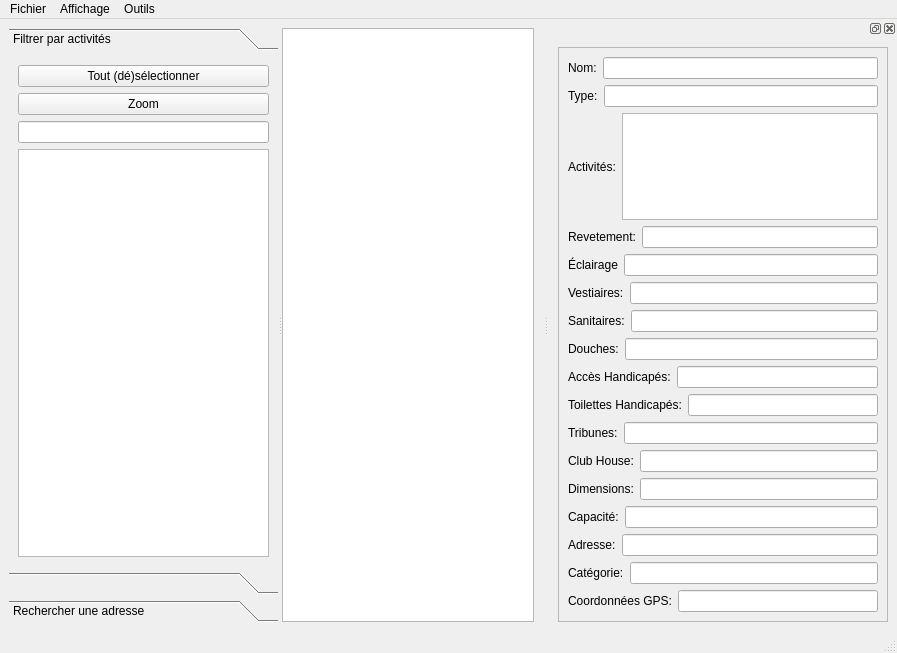
Old version of the form interface.ui in the repository Fabien-B/Projet-Python.
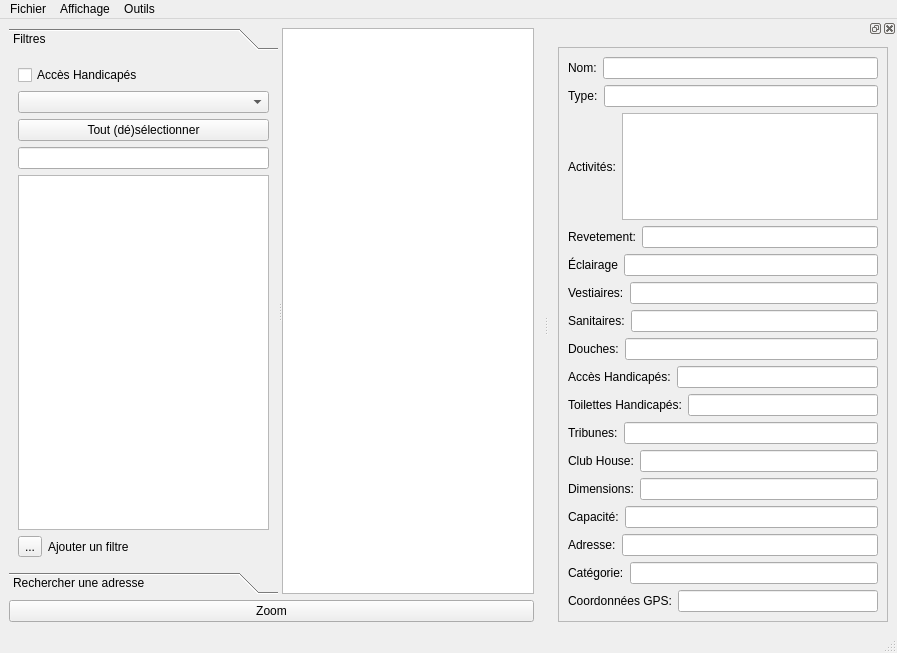
New version of the form. Icons and pictures are not drawn. Custom widgets are drawn as their Qt base class.

Commit message: suppression de la première page de filtres

Diff of the .ui file:
```diff
--- a/interface.ui
+++ b/interface.ui
@@ -30,63 +30,17 @@
        <property name="toolTip">
         <string/>
        </property>
-       <widget class="QWidget" name="toolBoxPage1">
-        <property name="geometry">
-         <rect>
-          <x>0</x>
-          <y>0</y>
-          <width>248</width>
-          <height>470</height>
-         </rect>
-        </property>
-        <property name="toolTip">
-         <string>Filtrer les équipements par activités</string>
-        </property>
-        <attribute name="label">
-         <string>Filtrer par activités</string>
-        </attribute>
-        <layout class="QHBoxLayout" name="horizontalLayout_9">
-         <item>
-          <layout class="QVBoxLayout" name="verticalLayout">
-           <item>
-            <layout class="QHBoxLayout" name="horizontalLayout_2">
-             <item>
-              <widget class="QPushButton" name="ButtonDSelectAll">
-               <property name="text">
-                <string>Tout (dé)sélectionner</string>
-               </property>
-              </widget>
-             </item>
-            </layout>
-           </item>
-           <item>
-            <widget class="QPushButton" name="pushButton">
-             <property name="text">
-              <string>Zoom</string>
-             </property>
-            </widget>
-           </item>
-           <item>
-            <widget class="QLineEdit" name="lineEditFiltresActivities"/>
-           </item>
-           <item>
-            <widget class="QListWidget" name="listActivities"/>
-           </item>
-          </layout>
-         </item>
-        </layout>
-       </widget>
        <widget class="QWidget" name="toolBoxPage2">
         <property name="geometry">
          <rect>
           <x>0</x>
           <y>0</y>
           <width>248</width>
-          <height>470</height>
+          <height>468</height>
          </rect>
         </property>
         <attribute name="label">
-         <string/>
+         <string>Filtres</string>
         </attribute>
         <layout class="QVBoxLayout" name="verticalLayout_3">
          <item>
@@ -193,6 +147,13 @@
       <widget class="myQGraphicsView" name="graphicsView"/>
      </widget>
     </item>
+    <item>
+     <widget class="QPushButton" name="pushButton">
+      <property name="text">
+       <string>Zoom</string>
+      </property>
+     </widget>
+    </item>
    </layout>
   </widget>
   <widget class="QMenuBar" name="menubar">
```
Left out of the diff: 2 changed lines with no effect on the pictures. The commit also changes 2 other files.
